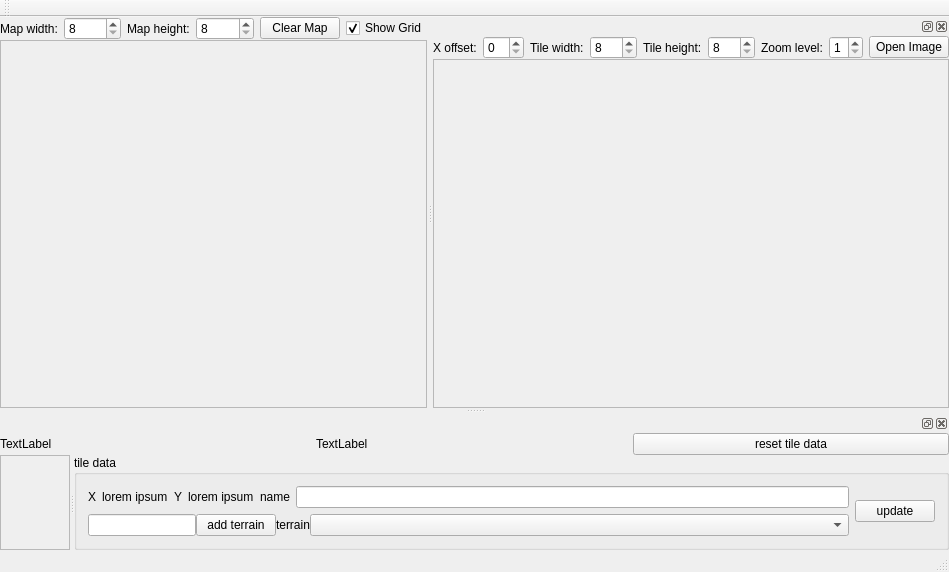
stoyan-shopov/TileMapEdit, file mapeditor.ui: the form before one commit.
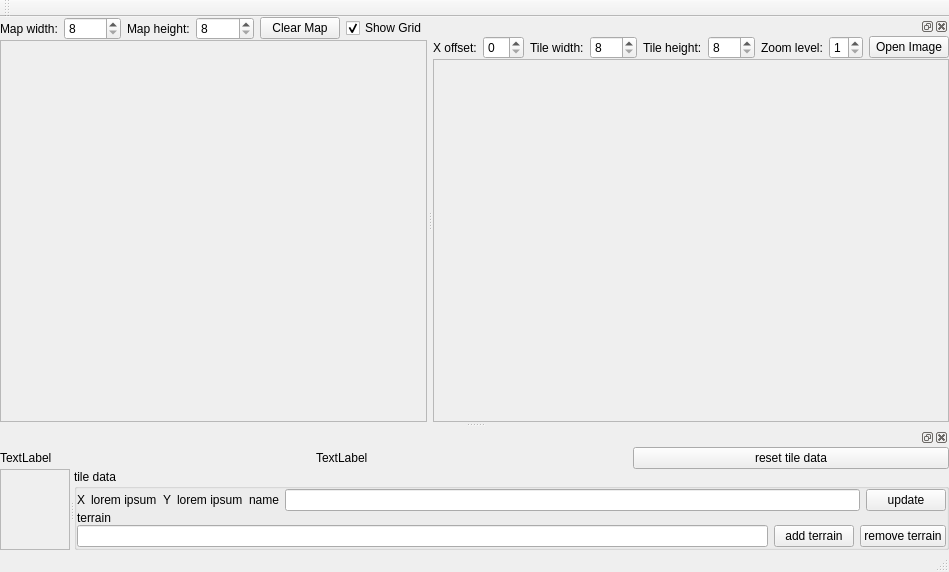
The form after the commit.

What changed in the file:
```diff
--- a/mapeditor.ui
+++ b/mapeditor.ui
@@ -96,7 +96,7 @@
          <x>0</x>
          <y>0</y>
          <width>468</width>
-         <height>358</height>
+         <height>362</height>
         </rect>
        </property>
       </widget>
@@ -233,7 +233,7 @@
           <x>0</x>
           <y>0</y>
           <width>476</width>
-          <height>336</height>
+          <height>340</height>
          </rect>
         </property>
         <layout class="QVBoxLayout" name="verticalLayout_2"/>
@@ -307,7 +307,7 @@
            <x>0</x>
            <y>0</y>
            <width>69</width>
-           <height>84</height>
+           <height>80</height>
           </rect>
          </property>
         </widget>
@@ -316,8 +316,25 @@
         <property name="title">
          <string>tile data</string>
         </property>
-        <layout class="QGridLayout" name="gridLayout">
-         <item row="0" column="0">
+        <layout class="QVBoxLayout" name="verticalLayoutTileData" stretch="0,1">
+         <property name="spacing">
+          <number>0</number>
+         </property>
+         <property name="leftMargin">
+          <number>0</number>
+         </property>
+         <property name="topMargin">
+          <number>0</number>
+         </property>
+         <property name="rightMargin">
+          <number>0</number>
+         </property>
+         <property name="bottomMargin">
+          <number>0</number>
+         </property>
+         <item>
+          <layout class="QHBoxLayout" name="horizontalLayout_7">
+           <item>
           <layout class="QHBoxLayout" name="horizontalLayout_4">
            <item>
             <widget class="QLabel" name="label_9">
@@ -349,7 +366,7 @@
            </item>
           </layout>
          </item>
-         <item row="0" column="1">
+           <item>
           <layout class="QHBoxLayout" name="horizontalLayout_5">
            <item>
             <widget class="QLabel" name="label_14">
@@ -361,20 +378,31 @@
            <item>
             <widget class="QLineEdit" name="lineEditTileName"/>
            </item>
-          </layout>
-         </item>
-         <item row="0" column="2" rowspan="2">
+             <item>
           <widget class="QPushButton" name="pushButtonUpdateTile">
            <property name="text">
             <string>update</string>
            </property>
           </widget>
          </item>
-         <item row="1" column="0" colspan="2">
-          <layout class="QHBoxLayout" name="horizontalLayout_6" stretch="0,0,0,1">
+            </layout>
+           </item>
+          </layout>
+         </item>
+         <item>
+          <layout class="QVBoxLayout" name="verticalLayoutTerrain" stretch="0,1">
            <property name="spacing">
             <number>0</number>
            </property>
+           <item>
+            <widget class="QLabel" name="label_13">
+             <property name="text">
+              <string>terrain</string>
+             </property>
+            </widget>
+           </item>
+           <item>
+            <layout class="QHBoxLayout" name="horizontalLayout_6">
            <item>
             <widget class="QLineEdit" name="lineEditNewTerrain"/>
            </item>
@@ -386,14 +414,13 @@
             </widget>
            </item>
            <item>
-            <widget class="QLabel" name="label_13">
+              <widget class="QPushButton" name="pushButtonRemoveTerrain">
              <property name="text">
-              <string>terrain</string>
+                <string>remove terrain</string>
              </property>
             </widget>
            </item>
-           <item>
-            <widget class="QComboBox" name="comboBoxTerrains"/>
+            </layout>
            </item>
           </layout>
          </item>
```
Lines whose indentation alone changed are shown as unchanged.
